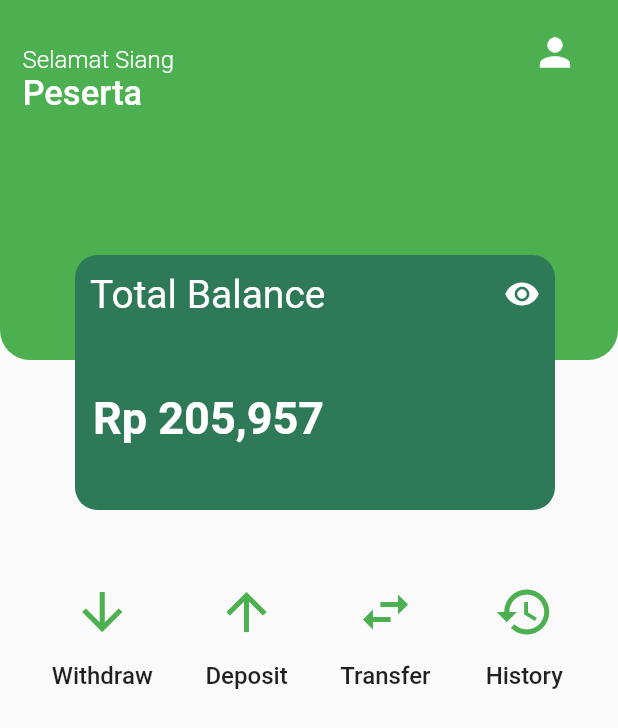
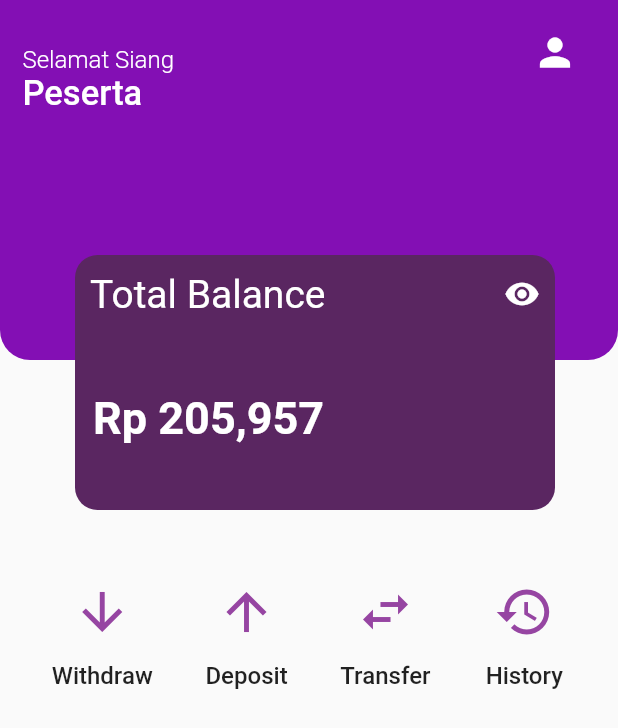
Before and after one commit to George535220173/UAS_E-MONEY, a Flutter app: the screen it shows after launch, on a phone screen of 412 x 824 dp. Shown: the top 728 px of the screen. Run offline on Flutter 3.47's test engine with Material 2 defaults, Android fonts, the phone set to English and light mode, and no system bars.

Commit message:
warna ungu

```diff
--- a/lib/Home/home.dart
+++ b/lib/Home/home.dart
@@ -15,7 +15,7 @@ class Home extends StatelessWidget {
                   width: double.infinity,
                   height: 240,
                   decoration: BoxDecoration(
-                    color: Colors.green,
+                    color: Color.fromARGB(255, 131, 15, 180),
                     borderRadius: BorderRadius.only(
                       bottomLeft: Radius.circular(20),
                       bottomRight: Radius.circular(20),
@@ -86,7 +86,7 @@ class Home extends StatelessWidget {
                 height: 170,
                 width: 320,
                 decoration: BoxDecoration(
-                  color: Color.fromARGB(255, 46, 122, 88),
+                  color: Color.fromARGB(255, 90, 38, 97),
                   borderRadius: BorderRadius.circular(15),
                 ),
                 child: Column(
@@ -150,7 +150,7 @@ class Home extends StatelessWidget {
           },
           icon: Icon(icon),
           iconSize: 40,
-          color: Colors.green,
+          color: Color.fromARGB(255, 150, 69, 162),
         ),
         SizedBox(height: 5),
         Text(
```
